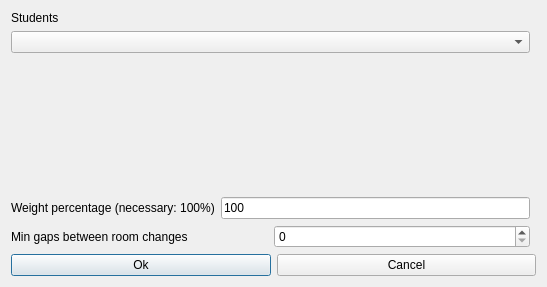
First picture: the form in fet/src/interface/modifyconstraintstudentssetmingapsbetweenroomchangesform_template.ui, repository vonmecheln/fet, before the edit.
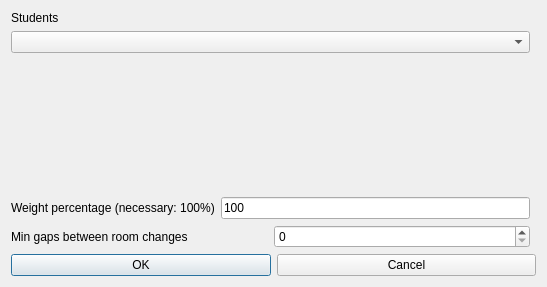
Second picture: the form after the edit.

```diff
--- a/fet/src/interface/modifyconstraintstudentssetmingapsbetweenroomchangesform_template.ui
+++ b/fet/src/interface/modifyconstraintstudentssetmingapsbetweenroomchangesform_template.ui
@@ -95,7 +95,7 @@
      <item>
       <widget class="QPushButton" name="okPushButton">
        <property name="text">
-        <string>Ok</string>
+        <string>OK</string>
        </property>
       </widget>
      </item>
```
